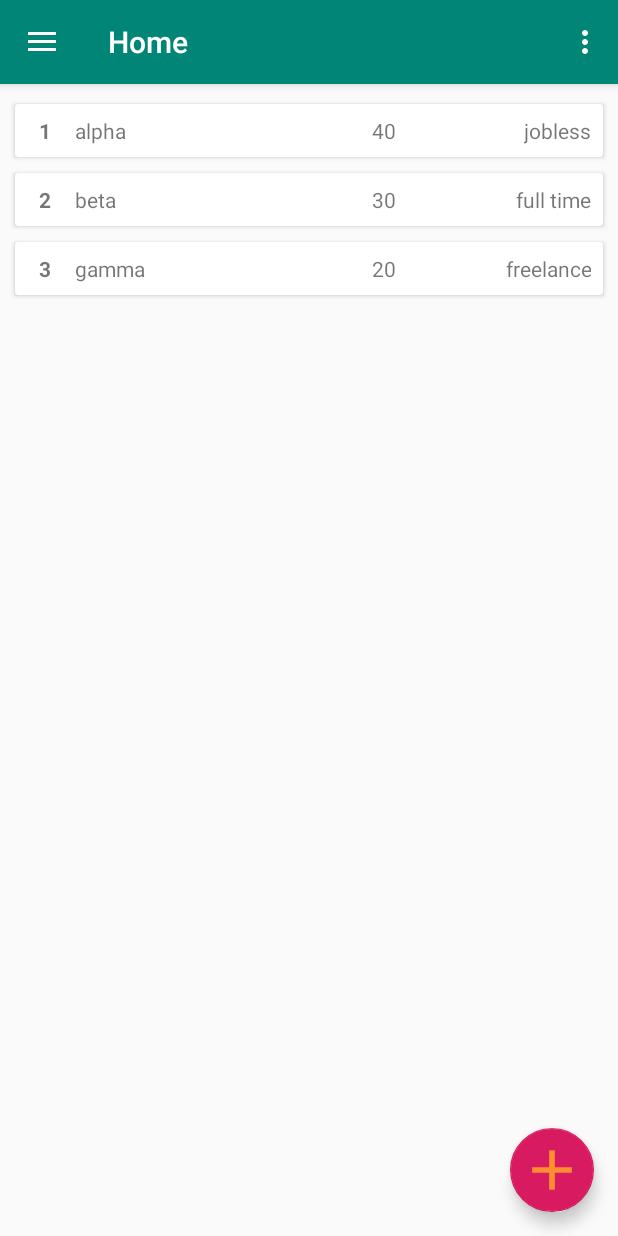
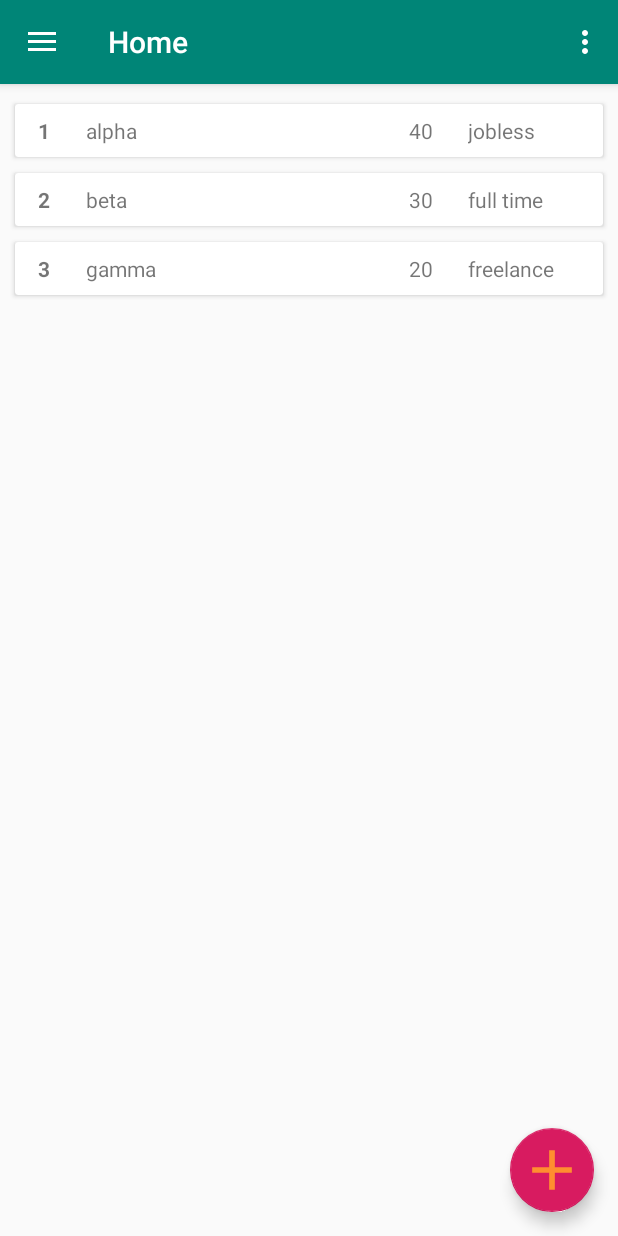
Before and after one commit to animevn/SqliteDatabaseRoomDemo, an Android app: the screen it shows after launch (MainActivity), on a phone screen of 412 x 824 dp. Run offline under Robolectric (Android 15) with nearby library versions, the phone set to English and light mode, and no system bars; our stand-ins replace Room's generated code, navigation-ui.

Commit message:
update layout

```diff
--- a/app/src/main/java/com/haanhgs/sqlitedatabaseroomdemo/model/RoomRepo.java
+++ b/app/src/main/java/com/haanhgs/sqlitedatabaseroomdemo/model/RoomRepo.java
@@ -190,10 +190,4 @@ public class RoomRepo {
         }
     }
 
-    public Person getPersonFromID(int id){
-        return personDao.getPersonFromID(id);
-    }
-
-
-
 }
--- a/app/src/main/res/layout/fragment_home_recycler_item.xml
+++ b/app/src/main/res/layout/fragment_home_recycler_item.xml
@@ -15,21 +15,21 @@
 
         <TextView
             android:id="@+id/tvID"
-            android:layout_width="wrap_content"
+            android:layout_width="0dp"
             android:layout_height="wrap_content"
-            android:layout_marginStart="16dp"
             android:layout_marginTop="8dp"
             android:layout_marginBottom="8dp"
-            android:text="@string/holder"
+            android:text="@string/sn"
             android:textAlignment="center"
             android:textStyle="bold"
             app:layout_constraintBottom_toBottomOf="parent"
             app:layout_constraintStart_toStartOf="parent"
-            app:layout_constraintTop_toTopOf="parent" />
+            app:layout_constraintTop_toTopOf="parent"
+            app:layout_constraintWidth_percent="0.1" />
 
         <TextView
             android:id="@+id/tvAge"
-            android:layout_width="wrap_content"
+            android:layout_width="0dp"
             android:layout_height="wrap_content"
             android:layout_marginStart="8dp"
             android:layout_marginTop="8dp"
@@ -39,32 +39,36 @@
             app:layout_constraintBottom_toBottomOf="parent"
             app:layout_constraintStart_toEndOf="@+id/tvName"
             app:layout_constraintTop_toTopOf="parent"
-            app:layout_constraintVertical_bias="1.0" />
+            app:layout_constraintWidth_percent="0.1" />
 
         <TextView
             android:id="@+id/tvJob"
             android:layout_width="0dp"
             android:layout_height="wrap_content"
+            android:layout_marginStart="8dp"
             android:layout_marginTop="8dp"
             android:layout_marginEnd="8dp"
             android:layout_marginBottom="8dp"
             android:text="@string/holder"
-            android:textAlignment="textEnd"
+            android:textAlignment="textStart"
             app:layout_constraintBottom_toBottomOf="parent"
             app:layout_constraintEnd_toEndOf="parent"
-            app:layout_constraintTop_toTopOf="parent" />
+            app:layout_constraintStart_toEndOf="@+id/tvAge"
+            app:layout_constraintTop_toTopOf="parent"
+            app:layout_constraintWidth_percent="0.2" />
 
         <TextView
             android:id="@+id/tvName"
-            android:layout_width="190dp"
+            android:layout_width="0dp"
             android:layout_height="wrap_content"
-            android:layout_marginStart="16dp"
+            android:layout_marginStart="8dp"
             android:layout_marginTop="8dp"
             android:layout_marginBottom="8dp"
             android:text="@string/holder"
             android:textAlignment="textStart"
             app:layout_constraintBottom_toBottomOf="parent"
             app:layout_constraintStart_toEndOf="@+id/tvID"
-            app:layout_constraintTop_toTopOf="parent" />
+            app:layout_constraintTop_toTopOf="parent"
+            app:layout_constraintWidth_percent="0.5" />
     </androidx.constraintlayout.widget.ConstraintLayout>
 </androidx.cardview.widget.CardView>
--- a/app/src/main/res/values/strings.xml
+++ b/app/src/main/res/values/strings.xml
@@ -13,4 +13,5 @@
     <string name="delete">Delete</string>
     <string name="search">Search</string>
     <string name="holder">Holder</string>
+    <string name="sn">12345</string>
 </resources>
```
